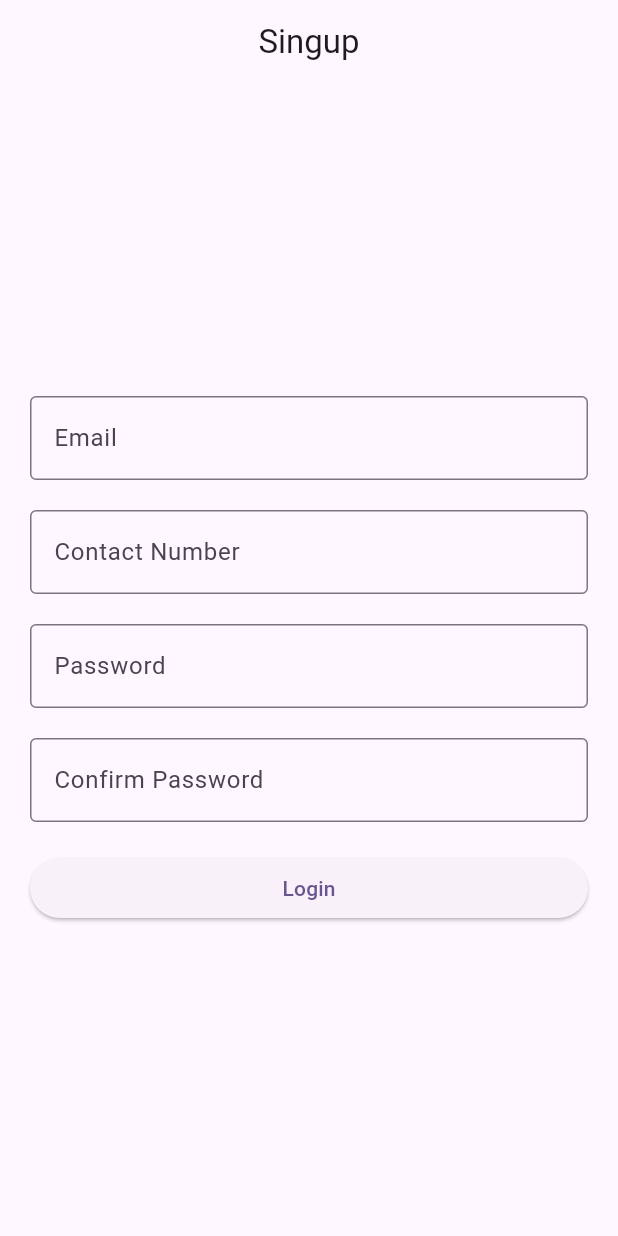
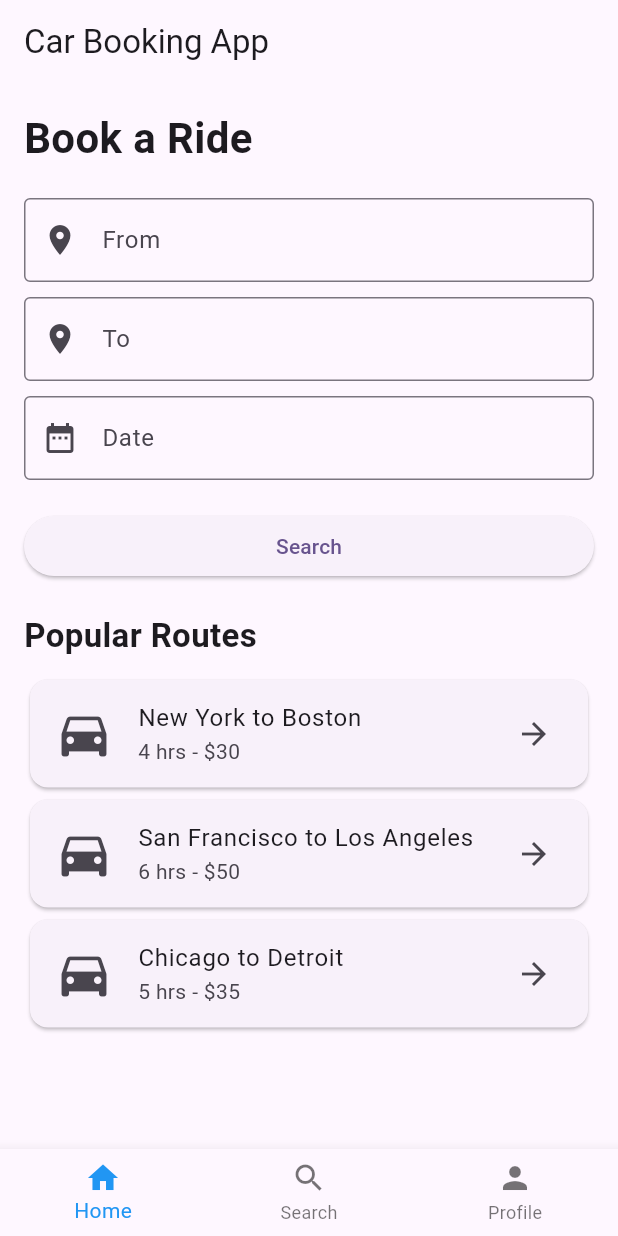
Before and after one commit to ChandraChaan/ridify, a Flutter app: the screen it shows after launch, on a phone screen of 412 x 824 dp. Run offline on Flutter 3.47's test engine with Material 3 defaults, Android fonts, the phone set to English and light mode, and no system bars.

Commit message:
car homepage

```diff
--- a/lib/main.dart
+++ b/lib/main.dart
@@ -1,5 +1,5 @@
 import 'package:flutter/material.dart';
-import 'package:rydify/presentation/signup_screen.dart';
+import 'package:rydify/presentation/car_homepage_screen.dart';
 
 void main() {
   runApp(const MyApp());
@@ -16,7 +16,7 @@ class MyApp extends StatelessWidget {
         colorScheme: ColorScheme.fromSeed(seedColor: Colors.deepPurple),
         useMaterial3: true,
       ),
-      home: const SignUpScreen(),
+      home: const CarHomePageScreen(),
     );
   }
 }
--- /dev/null
+++ b/lib/presentation/car_homepage_screen.dart
@@ -0,0 +1,103 @@
+import 'package:flutter/material.dart';
+
+class CarHomePageScreen extends StatelessWidget {
+  const CarHomePageScreen({super.key});
+
+  @override
+  Widget build(BuildContext context) {
+    return Scaffold(
+      appBar: AppBar(
+        title: Text('Car Booking App'),
+      ),
+      body: ListView(
+        padding: EdgeInsets.all(16.0),
+        children: [
+          Text(
+            'Book a Ride',
+            style: TextStyle(fontSize: 28, fontWeight: FontWeight.bold),
+          ),
+          SizedBox(height: 20),
+          TextField(
+            decoration: InputDecoration(
+              border: OutlineInputBorder(),
+              labelText: 'From',
+              prefixIcon: Icon(Icons.location_on),
+            ),
+          ),
+          SizedBox(height: 10),
+          TextField(
+            decoration: InputDecoration(
+              border: OutlineInputBorder(),
+              labelText: 'To',
+              prefixIcon: Icon(Icons.location_on),
+            ),
+          ),
+          SizedBox(height: 10),
+          TextField(
+            decoration: InputDecoration(
+              border: OutlineInputBorder(),
+              labelText: 'Date',
+              prefixIcon: Icon(Icons.date_range),
+            ),
+            onTap: () async {
+              DateTime? pickedDate = await showDatePicker(
+                context: context,
+                initialDate: DateTime.now(),
+                firstDate: DateTime.now(),
+                lastDate: DateTime(2101),
+              );
+              if (pickedDate != null) {
+                // Handle the selected date
+              }
+            },
+            readOnly: true,
+          ),
+          SizedBox(height: 20),
+          ElevatedButton(
+            onPressed: () {
+              // Handle search action
+            },
+            child: Text('Search'),
+          ),
+          SizedBox(height: 20),
+          Text(
+            'Popular Routes',
+            style: TextStyle(fontSize: 22, fontWeight: FontWeight.bold),
+          ),
+          SizedBox(height: 10),
+          _buildRouteCard('New York', 'Boston', '4 hrs', '\$30'),
+          _buildRouteCard('San Francisco', 'Los Angeles', '6 hrs', '\$50'),
+          _buildRouteCard('Chicago', 'Detroit', '5 hrs', '\$35'),
+        ],
+      ),
+      bottomNavigationBar: BottomNavigationBar(
+        items: [
+          BottomNavigationBarItem(
+            icon: Icon(Icons.home),
+            label: 'Home',
+          ),
+          BottomNavigationBarItem(
+            icon: Icon(Icons.search),
+            label: 'Search',
+          ),
+          BottomNavigationBarItem(
+            icon: Icon(Icons.person),
+            label: 'Profile',
+          ),
+        ],
+        selectedItemColor: Colors.blue,
+      ),
+    );
+  }
+
+  Widget _buildRouteCard(String from, String to, String duration, String price) {
+    return Card(
+      child: ListTile(
+        leading: Icon(Icons.directions_car, size: 40),
+        title: Text('$from to $to'),
+        subtitle: Text('$duration - $price'),
+        trailing: Icon(Icons.arrow_forward),
+      ),
+    );
+  }
+}
```
